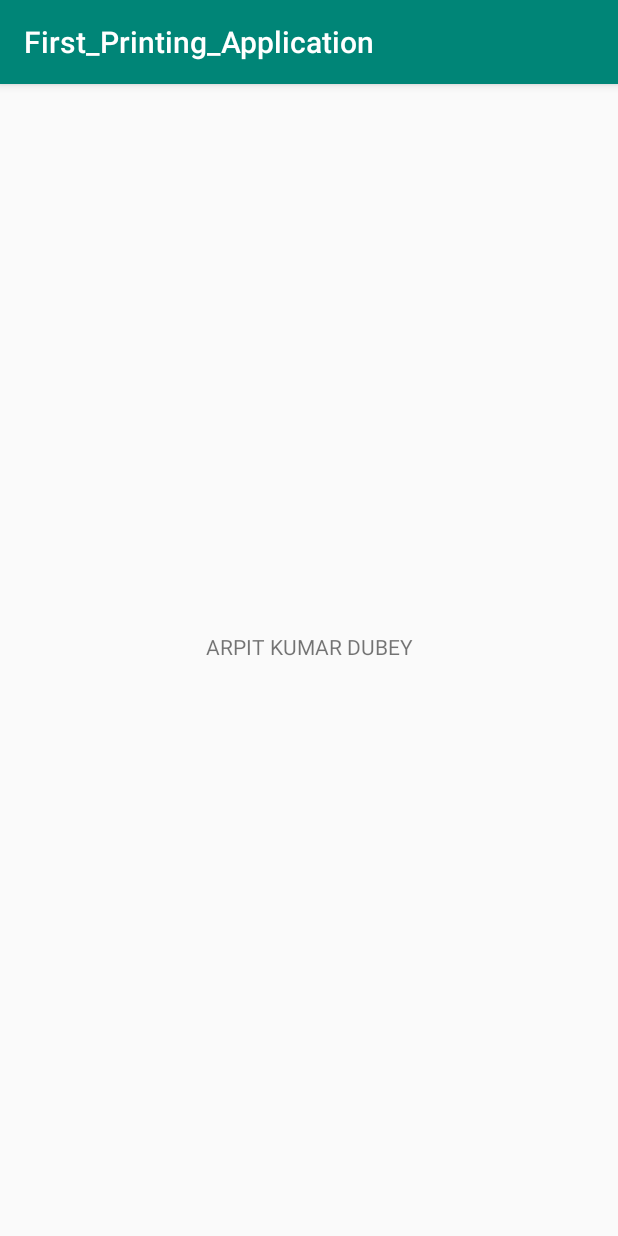
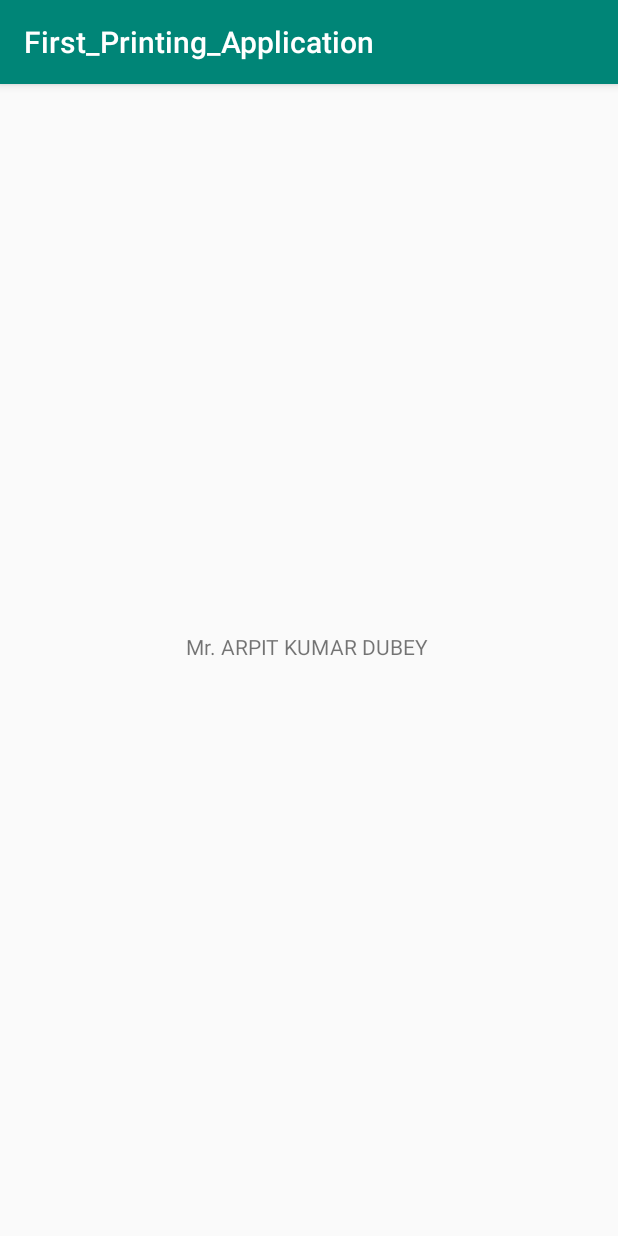
Before and after one commit to ARPITKUMARDUBEY/Android-Development, an Android app: the screen it shows after launch (MainActivity), on a phone screen of 412 x 824 dp. Run offline under Robolectric (Android 15) with nearby library versions, the phone set to English and light mode, and no system bars.

Commit message:
FirstApplicationofAndroid

```diff
--- a/First_Printing_Application/app/src/main/res/layout/activity_main.xml
+++ b/First_Printing_Application/app/src/main/res/layout/activity_main.xml
@@ -9,7 +9,7 @@
     <TextView
         android:layout_width="wrap_content"
         android:layout_height="37dp"
-        android:text=" ARPIT KUMAR DUBEY "
+        android:text="Mr. ARPIT KUMAR DUBEY "
         app:layout_constraintBottom_toBottomOf="parent"
         app:layout_constraintLeft_toLeftOf="parent"
         app:layout_constraintRight_toRightOf="parent"
```
